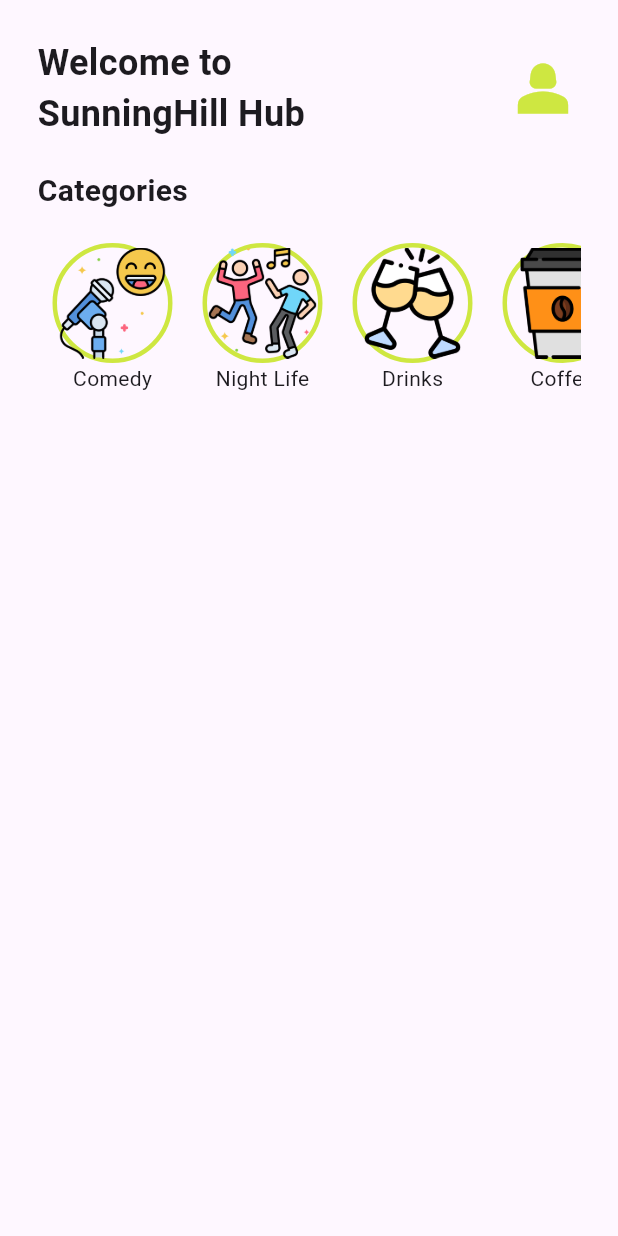
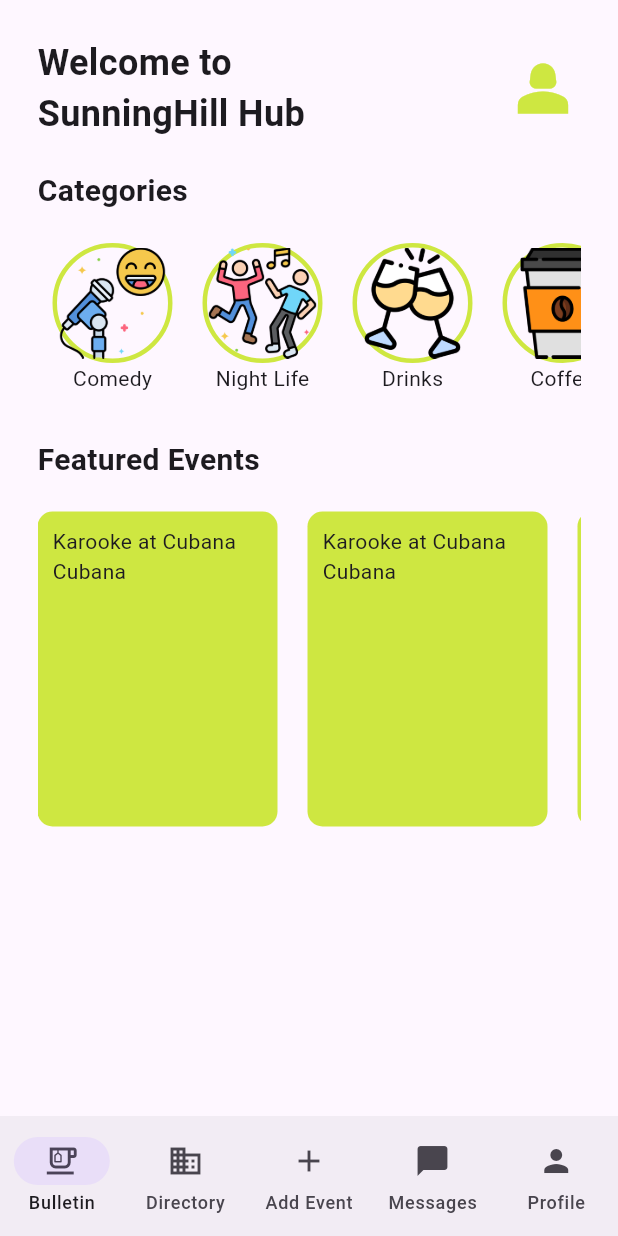
Before and after one commit to thato-codes-4-fun/CommunityHub, a Flutter app: the HomeScreen screen opened directly, on a phone screen of 412 x 824 dp. Run offline on Flutter 3.47's test engine with Material 3 defaults, Android fonts, the phone set to English and light mode, and no system bars.

Commit message:
added home ui

```diff
--- /dev/null
+++ b/lib/dummy_data/data.dart
@@ -0,0 +1,55 @@
+class DummyData {
+  List<Map<String, dynamic>> categories = [
+    {
+      'title': 'Comedy',
+      'img': 'assets/images/stand-up.png',
+    },
+    {
+      'title': 'Night Life',
+      'img': 'assets/images/dancing.png',
+    },
+    {
+      'title': 'Drinks',
+      'img': 'assets/images/cheers.png',
+    },
+    {
+      'title': 'Coffee',
+      'img': 'assets/images/coffee-cup.png',
+    },
+    {
+      'title': 'Food',
+      'img': 'assets/images/fast-food.png',
+    },
+    {
+      'title': 'Romantic',
+      'img': 'assets/images/dancing.png',
+    },
+  ];
+
+  List<Map<String, dynamic>> featureEvents = [
+    {
+      'title': 'Karooke at Cubana',
+      'establishment': 'Cubana',
+      'date': ['19 Decemeber 2023', '16h00 - 17h00'],
+      'location': 'SunningHill Cherry Lane',
+      'discription':
+          'Step into Cubanna for an electrifying karaoke night! With vibrant lights and an inviting stage, friends gather to sip cocktails and cheer on performers. From classics to chart-toppers, everyone becomes a star in a lively atmosphere filled with laughter, applause, and shared musical moments.',
+    },
+    {
+      'title': 'Karooke at Cubana',
+      'establishment': 'Cubana',
+      'date': ['19 Decemeber 2023', '16h00 - 17h00'],
+      'location': 'SunningHill Cherry Lane',
+      'discription':
+          'Step into Cubanna for an electrifying karaoke night! With vibrant lights and an inviting stage, friends gather to sip cocktails and cheer on performers. From classics to chart-toppers, everyone becomes a star in a lively atmosphere filled with laughter, applause, and shared musical moments.',
+    },
+    {
+      'title': 'Karooke at Cubana',
+      'establishment': 'Cubana',
+      'date': ['19 Decemeber 2023', '16h00 - 17h00'],
+      'location': 'SunningHill Cherry Lane',
+      'discription':
+          'Step into Cubanna for an electrifying karaoke night! With vibrant lights and an inviting stage, friends gather to sip cocktails and cheer on performers. From classics to chart-toppers, everyone becomes a star in a lively atmosphere filled with laughter, applause, and shared musical moments.',
+    },
+  ];
+}
--- a/lib/home/home.dart
+++ b/lib/home/home.dart
@@ -1,5 +1,4 @@
-import 'package:community_hub/widgets/custom_circle.dart';
-import 'package:community_hub/widgets/custom_header.dart';
+import 'package:community_hub/home/shared_home/community_hub.dart';
 import 'package:flutter/material.dart';
 
 class HomeScreen extends StatefulWidget {
@@ -10,70 +9,57 @@ class HomeScreen extends StatefulWidget {
 }
 
 class _HomeScreenState extends State<HomeScreen> {
-  List<Map<String, dynamic>> categories = [
-    {
-      'title': 'Comedy',
-      'img': 'assets/images/stand-up.png',
-    },
-    {
-      'title': 'Night Life',
-      'img': 'assets/images/dancing.png',
-    },
-    {
-      'title': 'Drinks',
-      'img': 'assets/images/cheers.png',
-    },
-    {
-      'title': 'Coffee',
-      'img': 'assets/images/coffee-cup.png',
-    },
-    {
-      'title': 'Food',
-      'img': 'assets/images/fast-food.png',
-    },
-    {
-      'title': 'Romantic',
-      'img': 'assets/images/dancing.png',
-    },
+  int currentIndex = 0;
+
+  void updateIndex(int newIndex) {
+    setState(() {
+      currentIndex = newIndex;
+    });
+  }
+
+  List<Widget> screensList = [
+    const CommunityHub(),
+    const Text('screen'),
+    const Text('screen'),
+    const Text('screen'),
+    const Text('screen'),
   ];
+
+  List<NavigationDestination> navDestinations = const [
+    NavigationDestination(
+      selectedIcon: Icon(Icons.emoji_food_beverage_outlined),
+      icon: Icon(Icons.emoji_food_beverage_outlined),
+      label: 'Bulletin',
+    ),
+    NavigationDestination(
+      selectedIcon: Icon(Icons.emoji_food_beverage_outlined),
+      icon: Icon(Icons.business),
+      label: 'Directory',
+    ),
+    NavigationDestination(
+      selectedIcon: Icon(Icons.add_outlined),
+      icon: Icon(Icons.add_outlined),
+      label: 'Add Event',
+    ),
+    NavigationDestination(
+      selectedIcon: Icon(Icons.chat_bubble_outlined),
+      icon: Icon(Icons.chat_bubble_outlined),
+      label: 'Messages',
+    ),
+    NavigationDestination(
+      icon: Icon(Icons.person),
+      label: 'Profile',
+    ),
+  ];
+
   @override
   Widget build(BuildContext context) {
     return Scaffold(
-      body: Padding(
-        padding: const EdgeInsets.all(25),
-        child: Column(
-          crossAxisAlignment: CrossAxisAlignment.start,
-          children: [
-            const CustomHeader(),
-            const SizedBox(
-              height: 20,
-            ),
-            const Text(
-              'Categories',
-              style: TextStyle(
-                fontSize: 20,
-                fontWeight: FontWeight.w600,
-              ),
-            ),
-            const SizedBox(
-              height: 20,
-            ),
-            SizedBox(
-              // padding: EdgeInsets.all(20),
-              width: MediaQuery.of(context).size.width,
-              height: 110,
-              // color: greenColor,
-              child: ListView.builder(
-                scrollDirection: Axis.horizontal,
-                itemCount: categories.length,
-                itemBuilder: (context, index) => CircularText(
-                  title: categories[index]['title'],
-                  image: categories[index]['img'],
-                ),
-              ),
-            ),
-          ],
-        ),
+      body: screensList[currentIndex],
+      bottomNavigationBar: NavigationBar(
+        selectedIndex: currentIndex,
+        destinations: navDestinations,
+        onDestinationSelected: updateIndex,
       ),
     );
   }
--- /dev/null
+++ b/lib/home/shared_home/community_hub.dart
@@ -0,0 +1,74 @@
+import 'package:community_hub/dummy_data/data.dart';
+import 'package:community_hub/widgets/custom_circle.dart';
+import 'package:community_hub/widgets/custom_header.dart';
+import 'package:community_hub/widgets/featured_event_box.dart';
+import 'package:flutter/material.dart';
+
+class CommunityHub extends StatefulWidget {
+  const CommunityHub({super.key});
+
+  @override
+  State<CommunityHub> createState() => _CommunityHubState();
+}
+
+class _CommunityHubState extends State<CommunityHub> {
+  @override
+  Widget build(BuildContext context) {
+    return Padding(
+        padding: const EdgeInsets.all(25),
+        child: Column(
+          crossAxisAlignment: CrossAxisAlignment.start,
+          children: [
+            const CustomHeader(),
+            const SizedBox(
+              height: 20,
+            ),
+            const Text(
+              'Categories',
+              style: TextStyle(
+                fontSize: 20,
+                fontWeight: FontWeight.w600,
+              ),
+            ),
+            const SizedBox(
+              height: 20,
+            ),
+            SizedBox(
+              // padding: EdgeInsets.all(20),
+              width: MediaQuery.of(context).size.width,
+              height: 110,
+              // color: greenColor,
+              child: ListView.builder(
+                scrollDirection: Axis.horizontal,
+                itemCount: DummyData().categories.length,
+                itemBuilder: (context, index) => CircularText(
+                  title: DummyData().categories[index]['title'],
+                  image: DummyData().categories[index]['img'],
+                ),
+              ),
+            ),
+            const SizedBox(
+              height: 20,
+            ),
+            const Text(
+              'Featured Events',
+              style: TextStyle(
+                fontSize: 20,
+                fontWeight: FontWeight.w600,
+              ),
+            ),
+            SizedBox(
+              width: MediaQuery.of(context).size.width,
+              height: 230,
+              child: ListView.builder(
+                  scrollDirection: Axis.horizontal,
+                  itemCount: DummyData().featureEvents.length,
+                  itemBuilder: (context, index) => FeaturedBox(
+                        boxData: DummyData().featureEvents[index],
+                      )),
+            ),
+          ],
+        ),
+      );
+  }
+}
--- /dev/null
+++ b/lib/widgets/featured_event_box.dart
@@ -0,0 +1,33 @@
+import 'package:community_hub/constants/colors.dart';
+import 'package:flutter/material.dart';
+
+class FeaturedBox extends StatelessWidget {
+  final Map<String, dynamic> boxData;
+  const FeaturedBox({super.key, required this.boxData});
+
+  @override
+  Widget build(BuildContext context) {
+    return Container(
+      margin: const EdgeInsets.only(
+        top: 20,
+        right: 20,
+      ),
+      width: 160,
+      height: 220,
+      decoration: BoxDecoration(
+        color: greenColor,
+        borderRadius: BorderRadius.circular(10),
+      ),
+      child: Padding(
+        padding: const EdgeInsets.all(10.0),
+        child: Column(
+          crossAxisAlignment: CrossAxisAlignment.start,
+          children: [
+            Text(boxData['title']),
+            Text(boxData['establishment']),
+          ],
+        ),
+      ),
+    );
+  }
+}
```
